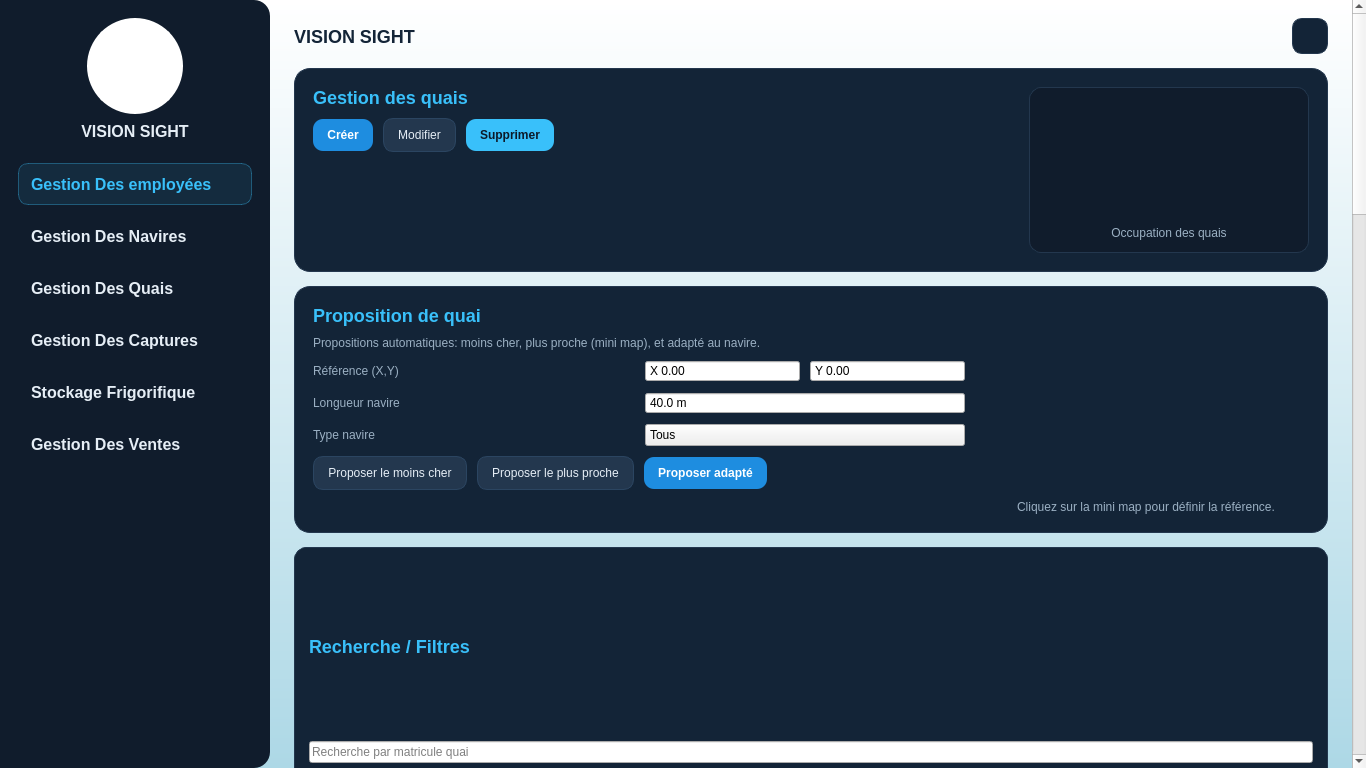
Old version of the form src/mainwindow.ui in the repository Esprit-UP-Algo/projetcpp2526-s2-2a12-smart-fishing-port-management-2a12.
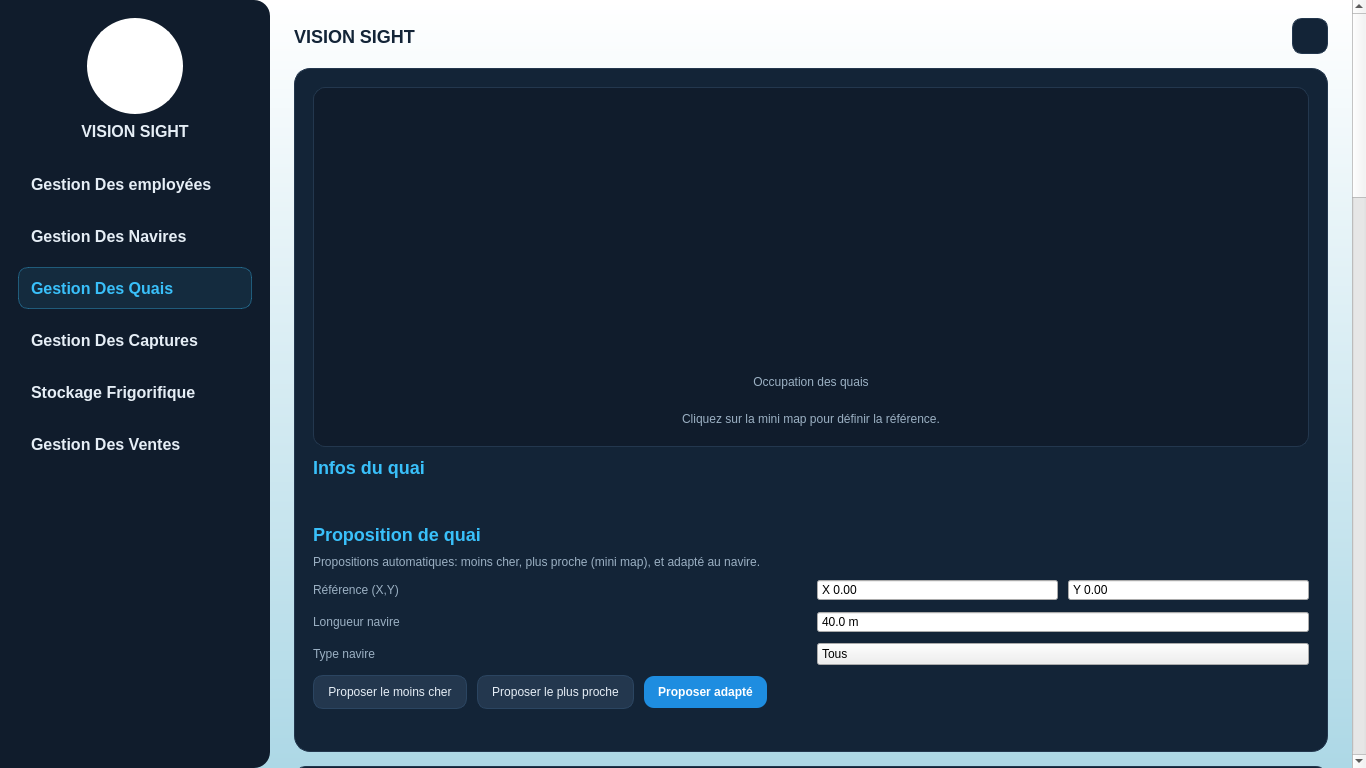
New version of the form. Icons and pictures are not drawn. Custom widgets are drawn as their Qt base class.

Commit message: Gestion des quais: UI, modèle et ressources

Patch:
```diff
--- a/src/mainwindow.ui
+++ b/src/mainwindow.ui
@@ -16,6 +16,25 @@
 QScrollArea#scroll { background: transparent; }
 QWidget#page { background: transparent; }
 
+QMenu {
+  background: #101c2c;
+  border: 1px solid #23374e;
+  border-radius: 10px;
+  padding: 6px;
+}
+QMenu::item {
+  padding: 8px 14px;
+  color: #e6eef6;
+  border-radius: 8px;
+}
+QMenu::item:selected {
+  background: #18304a;
+}
+QMenu::item:checked {
+  color: #39c0fa;
+  background: rgba(57,192,250,22);
+}
+
 QFrame#sidebar {
   background: #101c2c;
   border-top-right-radius: 16px;
@@ -50,7 +69,7 @@
 
 QLabel#headerH1 { color: #132437; font-size: 18px; font-weight: 700; }
 
-QLabel#sectionTitle, QLabel#advTitle, QLabel#searchTitle, QLabel#sortTitle,
+QLabel#sectionTitle, QLabel#tableTitle, QLabel#advTitle, QLabel#searchTitle, QLabel#sortTitle,
 QLabel#exportTitle, QLabel#statsTitle, QLabel#revTitle, QLabel#occTitle,
 QLabel#histTitle, QLabel#rotTitle, QLabel#revHistTitle {
   color: #39c0fa; font-size: 18px; font-weight: 700;
@@ -69,9 +88,14 @@
 }
 QToolButton#menuButton:hover { background: #18304a; }
 
-QFrame#actionsCard, QFrame#advancedCard, QFrame#tableCard, QFrame#statsCard {
+QFrame#actionsCard, QFrame#tableCard, QFrame#statsCard {
   background: #132437; border: 1px solid #23374e; border-radius: 16px;
 }
+
+QFrame#advancedCard {
+  background: transparent;
+  border: 0px;
+}
 QFrame#searchCard, QFrame#sortCard, QFrame#exportCard,
 QFrame#revCard, QFrame#occCard, QFrame#histCard,
 QFrame#rotCard, QFrame#revHistCard {
@@ -155,6 +179,7 @@
 QLabel#HeaderH1 { color: #132437; font-size: 18px; font-weight: 700; }
 QDialog QLabel#Muted { color: #5c6e80; font-size: 13px; }
 QDialog QLabel#FormLabel { color: #132437; font-weight: 700; font-size: 13px; }
+QDialog QLabel#ErrorText { color: #e74c3c; font-size: 12px; }
 
 QDialog QLineEdit#Input,
 QDialog QDoubleSpinBox#Input,
@@ -287,7 +312,7 @@
          <property name="toolTip"><string>Gestion Des employées</string></property>
          <property name="checkable"><bool>true</bool></property>
          <property name="autoExclusive"><bool>true</bool></property>
-         <property name="checked"><bool>true</bool></property>
+         <property name="checked"><bool>false</bool></property>
          <property name="cursor"><cursorShape>PointingHandCursor</cursorShape></property>
         </widget>
        </item>
@@ -308,6 +333,7 @@
          <property name="toolTip"><string>Gestion Des Quais</string></property>
          <property name="checkable"><bool>true</bool></property>
          <property name="autoExclusive"><bool>true</bool></property>
+         <property name="checked"><bool>true</bool></property>
          <property name="cursor"><cursorShape>PointingHandCursor</cursorShape></property>
         </widget>
        </item>
@@ -399,60 +425,26 @@
          <widget class="QFrame" name="actionsCard">
           <property name="minimumSize"><size><width>0</width><height>170</height></size></property>
           <property name="frameShape"><enum>QFrame::NoFrame</enum></property>
-          <layout class="QHBoxLayout" name="actionsCardLayout" stretch="1,0">
+           <layout class="QVBoxLayout" name="actionsCardOuter" stretch="0,1">
            <property name="spacing"><number>18</number></property>
            <property name="leftMargin"><number>18</number></property>
            <property name="topMargin"><number>18</number></property>
            <property name="rightMargin"><number>18</number></property>
            <property name="bottomMargin"><number>18</number></property>
+
+            <item>
+            <layout class="QHBoxLayout" name="actionsTopRow" stretch="1">
+             <property name="spacing"><number>18</number></property>
+             <property name="leftMargin"><number>0</number></property>
+             <property name="topMargin"><number>0</number></property>
+             <property name="rightMargin"><number>0</number></property>
+             <property name="bottomMargin"><number>0</number></property>
            <item>
             <layout class="QVBoxLayout" name="actionsLeftCol" stretch="0,0,1">
              <property name="spacing"><number>10</number></property>
              <item>
-              <widget class="QLabel" name="sectionTitle">
-               <property name="text"><string>Gestion des quais</string></property>
-              </widget>
-             </item>
-             <item>
-              <layout class="QHBoxLayout" name="btnRow">
-               <property name="spacing"><number>10</number></property>
-               <item>
-                <widget class="QPushButton" name="btnCreate">
-                 <property name="text"><string>Créer</string></property>
-                 <property name="cursor"><cursorShape>PointingHandCursor</cursorShape></property>
-                </widget>
-               </item>
-               <item>
-                <widget class="QPushButton" name="btnUpdate">
-                 <property name="text"><string>Modifier</string></property>
-                 <property name="cursor"><cursorShape>PointingHandCursor</cursorShape></property>
-                </widget>
-               </item>
-               <item>
-                <widget class="QPushButton" name="btnDelete">
-                 <property name="text"><string>Supprimer</string></property>
-                 <property name="cursor"><cursorShape>PointingHandCursor</cursorShape></property>
-                </widget>
-               </item>
-               <item>
-                <spacer name="btnRowSpacer">
-                 <property name="orientation"><enum>Qt::Horizontal</enum></property>
-                 <property name="sizeHint" stdset="0"><size><width>0</width><height>0</height></size></property>
-                </spacer>
-               </item>
-              </layout>
-             </item>
-             <item>
-              <spacer name="actionsLeftStretch">
-               <property name="orientation"><enum>Qt::Vertical</enum></property>
-               <property name="sizeHint" stdset="0"><size><width>0</width><height>0</height></size></property>
-              </spacer>
-             </item>
-            </layout>
-           </item>
-           <item>
             <widget class="QFrame" name="mapBox">
-             <property name="minimumSize"><size><width>280</width><height>0</height></size></property>
+                  <property name="minimumSize"><size><width>0</width><height>360</height></size></property>
              <property name="frameShape"><enum>QFrame::NoFrame</enum></property>
              <layout class="QVBoxLayout" name="mapBoxLayout">
               <property name="leftMargin"><number>12</number></property>
@@ -460,8 +452,8 @@
               <property name="rightMargin"><number>12</number></property>
               <property name="bottomMargin"><number>12</number></property>
               <item>
-               <widget class="MiniMapWidget" name="mapPreview">
-                <property name="minimumSize"><size><width>0</width><height>120</height></size></property>
+                    <widget class="MiniMapWidget" name="miniMap">
+                     <property name="minimumSize"><size><width>0</width><height>260</height></size></property>
                </widget>
               </item>
               <item>
@@ -470,23 +462,40 @@
                 <property name="alignment"><set>Qt::AlignCenter</set></property>
                </widget>
               </item>
-             </layout>
+                   <item>
+                    <widget class="QLabel" name="mapHint">
+                     <property name="text"><string>Cliquez sur la mini map pour définir la référence.</string></property>
+                     <property name="alignment"><set>Qt::AlignCenter</set></property>
             </widget>
            </item>
           </layout>
          </widget>
+                </item>
+                <item>
+                 <widget class="QLabel" name="sectionTitle">
+                  <property name="text"><string>Infos du quai</string></property>
+                 </widget>
+                </item>
+              <item>
+               <spacer name="actionsLeftStretch">
+                <property name="orientation"><enum>Qt::Vertical</enum></property>
+                <property name="sizeHint" stdset="0"><size><width>0</width><height>0</height></size></property>
+               </spacer>
+              </item>
+              </layout>
+             </item>
+            </layout>
         </item>
 
         <item>
          <widget class="QFrame" name="advancedCard">
-          <property name="minimumSize"><size><width>0</width><height>230</height></size></property>
           <property name="frameShape"><enum>QFrame::NoFrame</enum></property>
-          <layout class="QHBoxLayout" name="advancedCardLayout" stretch="2,1">
+               <layout class="QHBoxLayout" name="proposalRow" stretch="1">
            <property name="spacing"><number>18</number></property>
-           <property name="leftMargin"><number>18</number></property>
-           <property name="topMargin"><number>18</number></property>
-           <property name="rightMargin"><number>18</number></property>
-           <property name="bottomMargin"><number>18</number></property>
+                <property name="leftMargin"><number>0</number></property>
+                <property name="topMargin"><number>28</number></property>
+                <property name="rightMargin"><number>0</number></property>
+                <property name="bottomMargin"><number>0</number></property>
 
            <item>
             <layout class="QVBoxLayout" name="advLeft" stretch="0,0,0,0,0,1">
@@ -623,19 +632,8 @@
             </layout>
            </item>
 
-           <item>
-            <layout class="QVBoxLayout" name="advRight" stretch="1,0">
-             <property name="spacing"><number>8</number></property>
-             <item>
-              <widget class="MiniMapWidget" name="miniMap"/>
-             </item>
-             <item>
-              <widget class="QLabel" name="mapHint">
-               <property name="text"><string>Cliquez sur la mini map pour définir la référence.</string></property>
-               <property name="alignment"><set>Qt::AlignCenter</set></property>
-              </widget>
-             </item>
             </layout>
+           </widget>
            </item>
           </layout>
          </widget>
@@ -882,11 +880,16 @@
          <widget class="QFrame" name="tableCard">
           <property name="minimumSize"><size><width>0</width><height>360</height></size></property>
           <property name="frameShape"><enum>QFrame::NoFrame</enum></property>
-          <layout class="QVBoxLayout" name="tableCardLayout" stretch="0,1">
+          <layout class="QVBoxLayout" name="tableCardLayout" stretch="0,0,1">
            <property name="leftMargin"><number>12</number></property>
            <property name="topMargin"><number>12</number></property>
            <property name="rightMargin"><number>12</number></property>
            <property name="bottomMargin"><number>12</number></property>
+           <item>
+            <widget class="QLabel" name="tableTitle">
+             <property name="text"><string>Gestion des quais</string></property>
+            </widget>
+           </item>
            <item>
             <layout class="QHBoxLayout" name="tableTopRow">
              <property name="spacing"><number>12</number></property>
@@ -902,6 +905,33 @@
                <property name="sizeHint" stdset="0"><size><width>0</width><height>0</height></size></property>
               </spacer>
              </item>
+            <item>
+             <layout class="QHBoxLayout" name="btnRow">
+              <property name="spacing"><number>10</number></property>
+              <property name="leftMargin"><number>0</number></property>
+              <property name="topMargin"><number>0</number></property>
+              <property name="rightMargin"><number>0</number></property>
+              <property name="bottomMargin"><number>0</number></property>
+              <item>
+               <widget class="QPushButton" name="btnCreate">
+                <property name="text"><string>Créer</string></property>
+                <property name="cursor"><cursorShape>PointingHandCursor</cursorShape></property>
+               </widget>
+              </item>
+              <item>
+               <widget class="QPushButton" name="btnUpdate">
+                <property name="text"><string>Modifier</string></property>
+                <property name="cursor"><cursorShape>PointingHandCursor</cursorShape></property>
+               </widget>
+              </item>
+              <item>
+               <widget class="QPushButton" name="btnDelete">
+                <property name="text"><string>Supprimer</string></property>
+                <property name="cursor"><cursorShape>PointingHandCursor</cursorShape></property>
+               </widget>
+              </item>
+             </layout>
+            </item>
             </layout>
            </item>
            <item>
```
Lines whose indentation alone changed are shown as unchanged. The commit also changes 14 other files.
